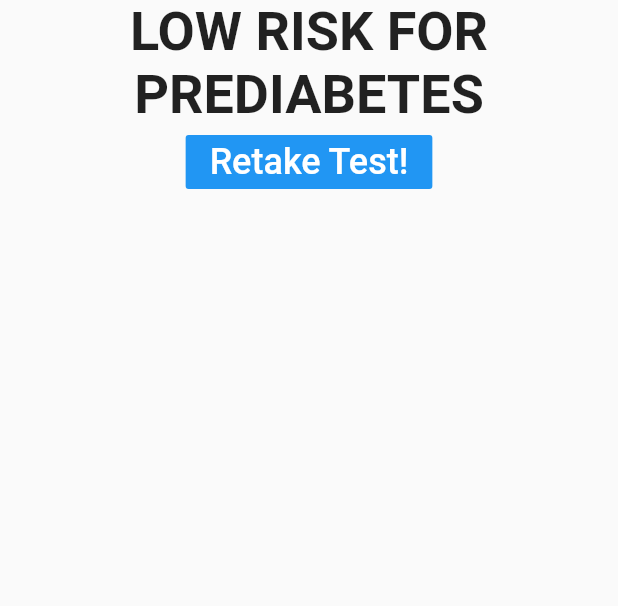
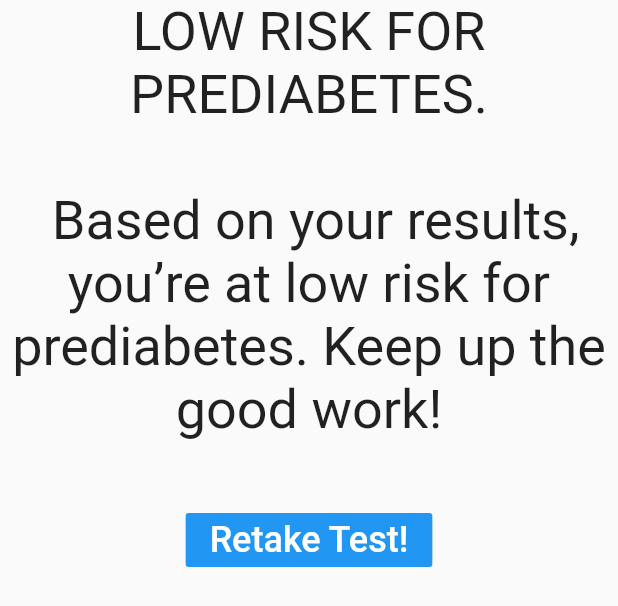
Before and after one commit to rama1997/PrediabetesQuiz, a Flutter app: the Result widget shown alone on an empty page, opened directly with empty values, on a phone screen of 412 x 824 dp. Shown: the top 606 px of the screen. Run offline on Flutter 3.47's test engine with Material 2 defaults, Android fonts, the phone set to English and light mode, and no system bars.

Commit message:
improved result text

```diff
--- a/lib/result.dart
+++ b/lib/result.dart
@@ -9,9 +9,11 @@ class Result extends StatelessWidget {
   String resultPhrase() {
     String resultText;
     if (resultScore >= 5) {
-      resultText = 'HIGH RISK AND ARE LIKELY TO HAVE PREDIABETES';
+      resultText =
+          'HIGH RISK AND ARE LIKELY TO HAVE PREDIABETES. \n\n Based on your results, you’re likely to have prediabetes, but only your doctor can diagnose it for sure. \n';
     } else {
-      resultText = 'LOW RISK FOR PREDIABETES';
+      resultText =
+          'LOW RISK FOR PREDIABETES. \n\n Based on your results, you’re at low risk for prediabetes. Keep up the good work!\n';
     }
     return resultText;
   }
@@ -23,13 +25,13 @@ class Result extends StatelessWidget {
       children: <Widget>[
         Text(
           resultPhrase(),
-          style: TextStyle(fontSize: 36, fontWeight: FontWeight.bold),
+          style: TextStyle(fontSize: 36),
           textAlign: TextAlign.center,
         ),
         FlatButton(
           child: Text(
             'Retake Test!',
-            style: TextStyle(fontSize:24),
+            style: TextStyle(fontSize: 24),
           ),
           textColor: Colors.white,
           color: Colors.blue,
```
Also changed, not shown: 1 other file.
